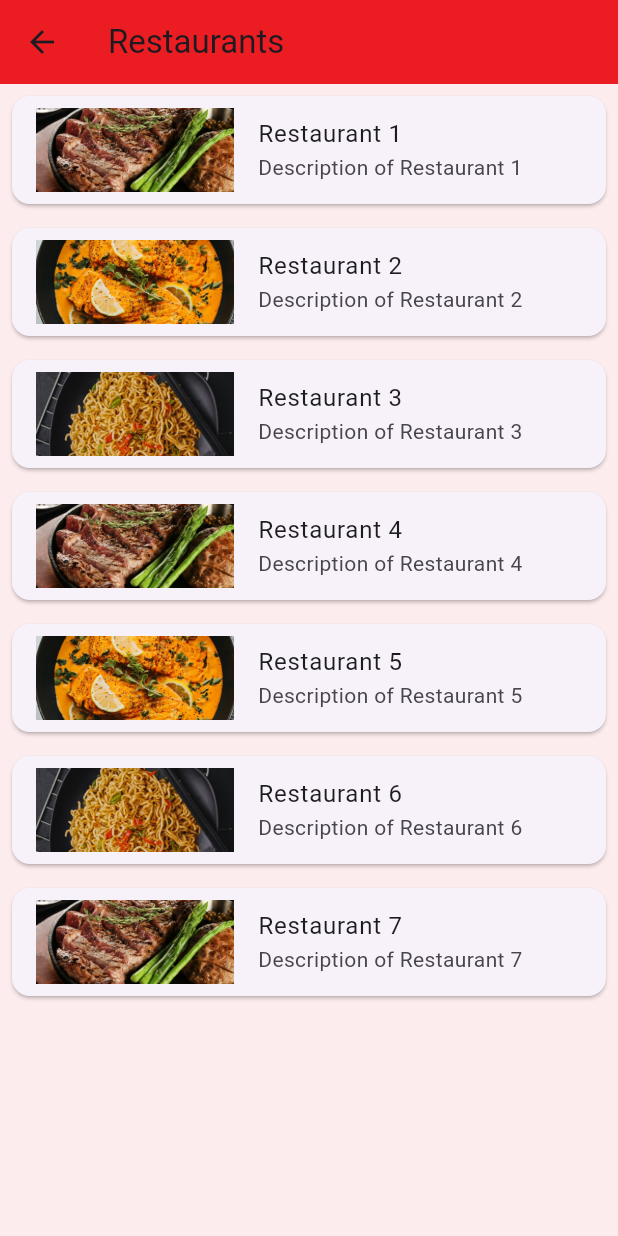
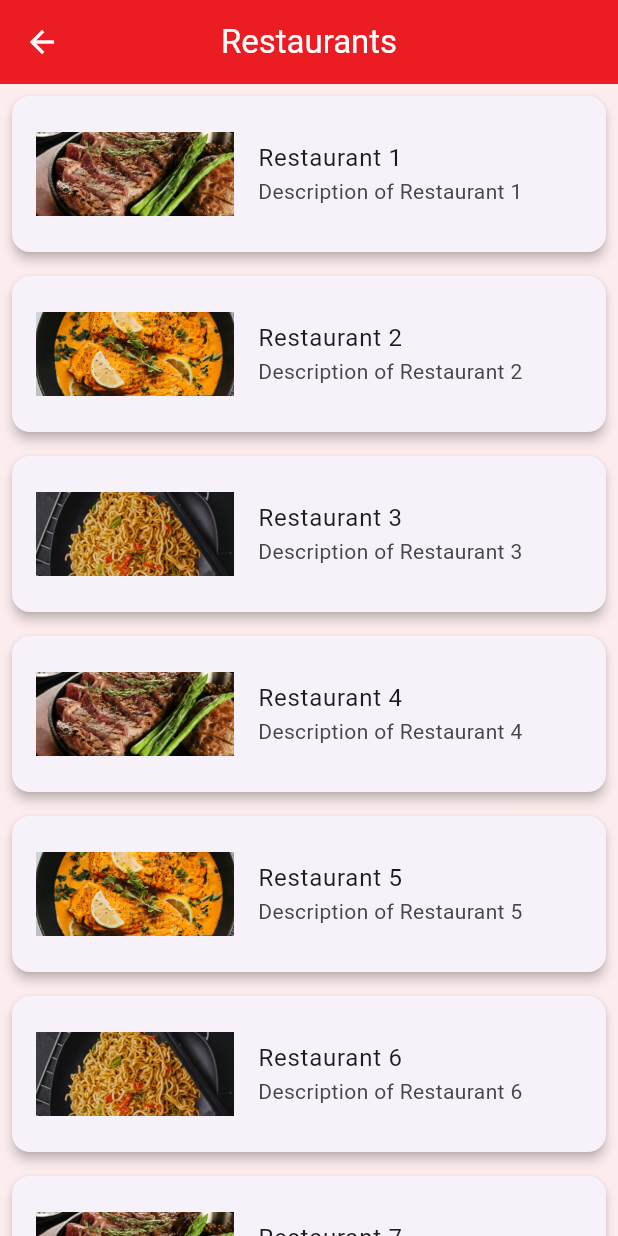
Before and after one commit to atiqahmad919/FDS, a Flutter app: the screen it shows after launch, after a tap on "Food", on a phone screen of 412 x 824 dp. Run offline on Flutter 3.47's test engine with Material 3 defaults, Android fonts, the phone set to English and light mode, and no system bars.

Commit message:
17-07-2024 [Minor changes in UI]

```diff
--- a/lib/Screens/HomeScreen.dart
+++ b/lib/Screens/HomeScreen.dart
@@ -8,11 +8,11 @@ class HomeScreen extends StatelessWidget {
   @override
   Widget build(BuildContext context) {
     return Scaffold(
-      drawer: Drawer(
-        child: Column(
-          children: [Text('text')],
-        ),
-      ),
+      // drawer: Drawer(
+      //   child: Column(
+      //     children: [Text('text')],
+      //   ),
+      // ),
       // appBar: AppBar(
       //   backgroundColor: kPrimary,
       //   centerTitle: true,
--- a/lib/Screens/List_of_Restaurants_2.dart
+++ b/lib/Screens/List_of_Restaurants_2.dart
@@ -133,15 +133,24 @@ class RestaurantListScreen extends StatelessWidget {
     return Scaffold(
       backgroundColor: kSecondary,
       appBar: AppBar(
+        centerTitle: true,
+        iconTheme: IconThemeData(color: kWhite),
         backgroundColor: kPrimary,
-        title: Text('Restaurants'),
+        title: Text(
+          'Restaurants',
+          style: TextStyle(color: kWhite),
+        ),
       ),
       body: ListView.builder(
         itemCount: restaurants.length,
         itemBuilder: (context, index) {
           final restaurant = restaurants[index];
           return Card(
+            elevation: 3,
             margin: EdgeInsets.all(8.0),
+            child: Padding(
+              padding:
+                  const EdgeInsets.symmetric(horizontal: 0.0, vertical: 16),
               child: ListTile(
                 leading: Image.asset(restaurant['imageUrl']),
                 title: Text(restaurant['name']),
@@ -160,6 +169,7 @@ class RestaurantListScreen extends StatelessWidget {
                   );
                 },
               ),
+            ),
           );
         },
       ),
--- a/lib/constants.dart
+++ b/lib/constants.dart
@@ -16,6 +16,7 @@ class HomePageCard extends StatelessWidget {
   @override
   Widget build(BuildContext context) {
     return Card(
+      color: kWhite,
       elevation: 5,
       margin: const EdgeInsets.all(10),
       shape: RoundedRectangleBorder(
--- a/lib/main.dart
+++ b/lib/main.dart
@@ -1,4 +1,5 @@
 import 'package:fds/Screens/HomeScreen.dart';
+import 'package:fds/constants.dart';
 import 'package:flutter/material.dart';
 
 void main() {
@@ -14,16 +15,9 @@ class MyApp extends StatelessWidget {
     return MaterialApp(
       title: 'Flutter Demo',
       theme: ThemeData(
-        // This is the theme of your application.
-        //
-        // Try running your application with "flutter run". You'll see the
-        // application has a blue toolbar. Then, without quitting the app, try
-        // changing the primarySwatch below to Colors.green and then invoke
-        // "hot reload" (press "r" in the console where you ran "flutter run",
-        // or simply save your changes to "hot reload" in a Flutter IDE).
-        // Notice that the counter didn't reset back to zero; the application
-        // is not restarted.
-        primarySwatch: Colors.red,
+        primarySwatch: Colors.purple,
+        appBarTheme: const AppBarTheme(
+            color: kWhite, actionsIconTheme: IconThemeData(color: kWhite)),
       ),
       home: const HomeScreen(),
       // home: Restaurants(),
```
Also changed, not shown: lib/Screens/RestaurantDetailScreen.dart (+10 -1 lines), pubspec.lock, 1 other file. Lines whose indentation alone changed are shown as unchanged.
